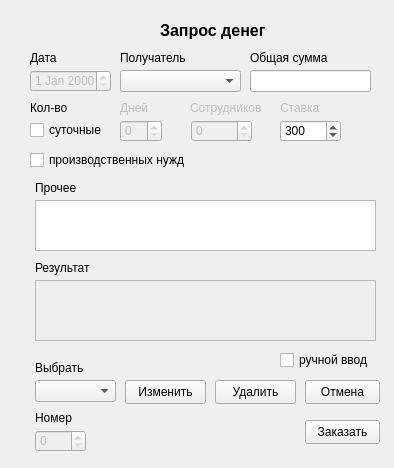
The window that my_helper/notebook/designer_ui/get_money_2.ui (SmolPO/vertical) describes before a commit, drawn with Qt 5.
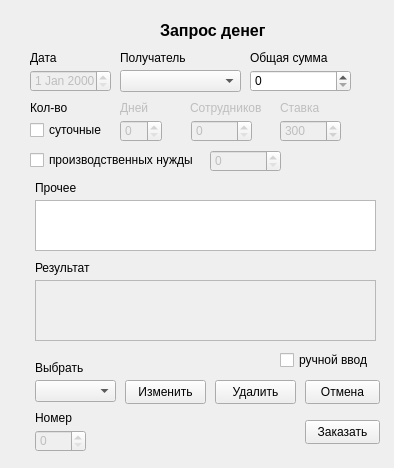
The same window after the commit.

The edit to the form file:
```diff
--- a/my_helper/notebook/designer_ui/get_money_2.ui
+++ b/my_helper/notebook/designer_ui/get_money_2.ui
@@ -177,7 +177,7 @@
   </widget>
   <widget class="QSpinBox" name="sb_cost">
    <property name="enabled">
-    <bool>true</bool>
+    <bool>false</bool>
    </property>
    <property name="geometry">
     <rect>
@@ -210,16 +210,6 @@
     <string>Ставка</string>
    </property>
   </widget>
-  <widget class="QLineEdit" name="value">
-   <property name="geometry">
-    <rect>
-     <x>250</x>
-     <y>70</y>
-     <width>121</width>
-     <height>22</height>
-    </rect>
-   </property>
-  </widget>
   <widget class="QLabel" name="label_8">
    <property name="geometry">
     <rect>
@@ -394,12 +384,44 @@
     <rect>
      <x>30</x>
      <y>150</y>
-     <width>181</width>
+     <width>171</width>
      <height>20</height>
     </rect>
    </property>
    <property name="text">
-    <string>производственных нужд</string>
+    <string>производственных нужды</string>
+   </property>
+  </widget>
+  <widget class="QSpinBox" name="sb_value">
+   <property name="geometry">
+    <rect>
+     <x>250</x>
+     <y>70</y>
+     <width>101</width>
+     <height>22</height>
+    </rect>
+   </property>
+   <property name="maximum">
+    <number>100000</number>
+   </property>
+   <property name="singleStep">
+    <number>0</number>
+   </property>
+   <property name="value">
+    <number>0</number>
+   </property>
+  </widget>
+  <widget class="QSpinBox" name="sb_some_value">
+   <property name="enabled">
+    <bool>false</bool>
+   </property>
+   <property name="geometry">
+    <rect>
+     <x>210</x>
+     <y>150</y>
+     <width>71</width>
+     <height>22</height>
+    </rect>
    </property>
   </widget>
  </widget>
```
Left out of the diff: 2 changed lines with no effect on the pictures.
